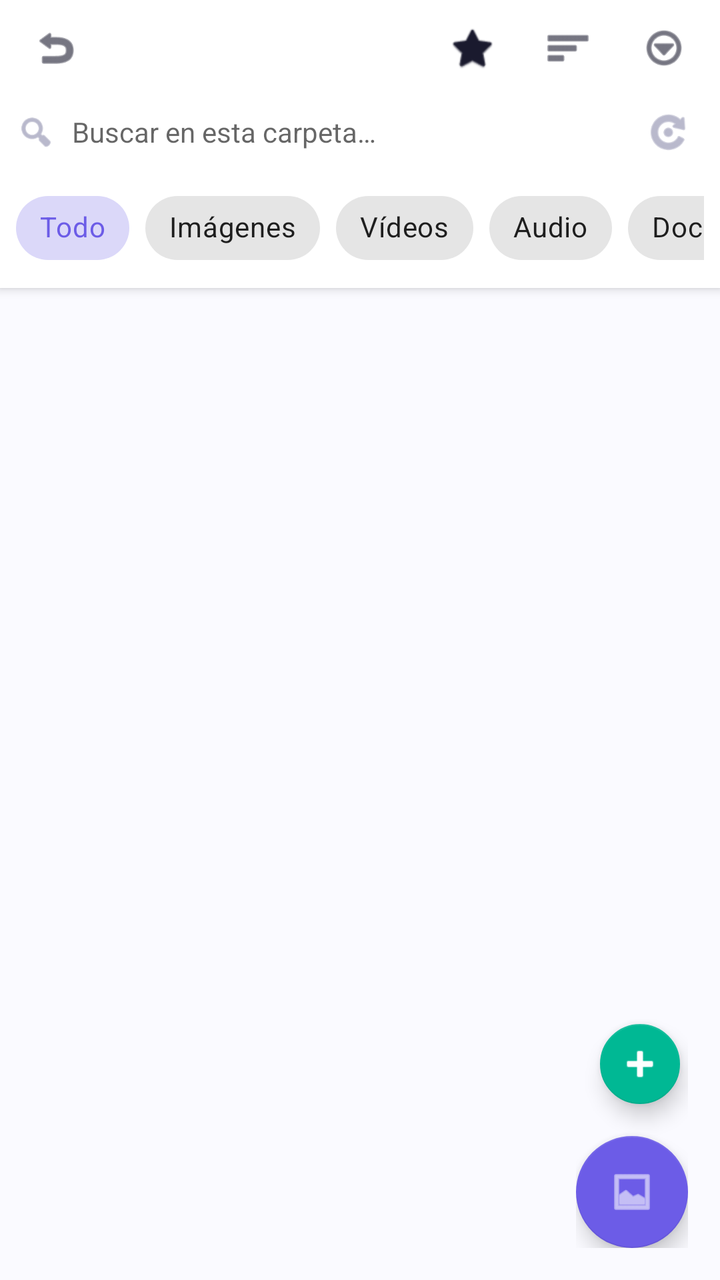
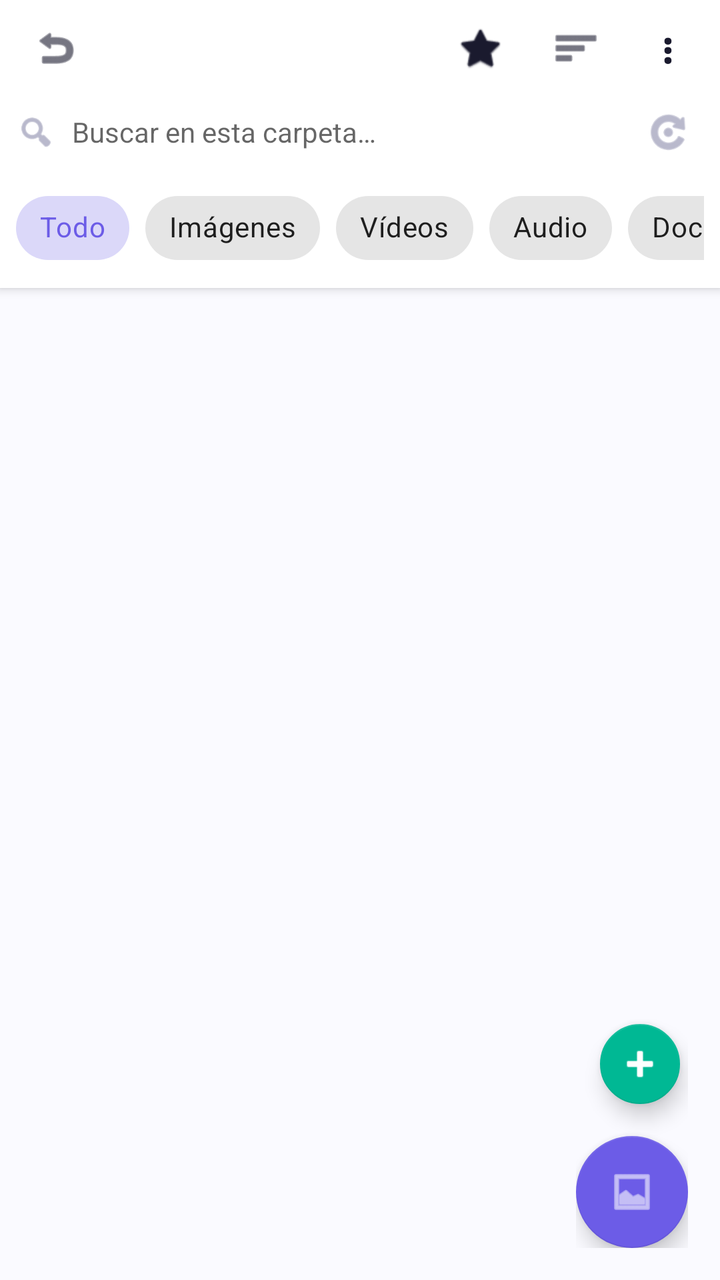

Screens rendered from an Android XML layout before and after an edit, with the pre-edit source and the edit as a unified diff.
<!-- AndroidManifest.xml: application theme Theme.MiApp -->
<!-- res/layout/fragment_gestor.xml -->
<?xml version="1.0" encoding="utf-8"?>
<LinearLayout xmlns:android="http://schemas.android.com/apk/res/android"
    xmlns:app="http://schemas.android.com/apk/res-auto"
    android:layout_width="match_parent"
    android:layout_height="match_parent"
    android:orientation="vertical"
    android:background="@color/fondo">

    <LinearLayout
        android:id="@+id/barraNormal"
        android:layout_width="match_parent"
        android:layout_height="wrap_content"
        android:orientation="vertical"
        android:background="@color/barra_superior"
        android:elevation="3dp">

        <LinearLayout
            android:layout_width="match_parent"
            android:layout_height="wrap_content"
            android:orientation="horizontal"
            android:gravity="center_vertical"
            android:paddingStart="4dp"
            android:paddingEnd="4dp">

            <ImageView
                android:id="@+id/botonSubir"
                style="@style/BotonBarra"
                android:src="@android:drawable/ic_menu_revert"
                android:contentDescription="Subir nivel" />

            <HorizontalScrollView
                android:id="@+id/scrollRuta"
                android:layout_width="0dp"
                android:layout_height="wrap_content"
                android:layout_weight="1"
                android:scrollbars="none">

                <LinearLayout
                    android:id="@+id/contenedorRuta"
                    android:layout_width="wrap_content"
                    android:layout_height="wrap_content"
                    android:orientation="horizontal"
                    android:gravity="center_vertical"
                    android:paddingStart="8dp"
                    android:paddingEnd="8dp" />
            </HorizontalScrollView>

            <ImageView
                android:id="@+id/botonFavoritos"
                style="@style/BotonBarra"
                android:src="@android:drawable/btn_star_big_off"
                android:contentDescription="Favoritos" />

            <ImageView
                android:id="@+id/botonOrdenar"
                style="@style/BotonBarra"
                android:src="@android:drawable/ic_menu_sort_by_size"
                android:contentDescription="Ordenar" />

            <ImageView
                android:id="@+id/botonMas"
                style="@style/BotonBarra"
                android:src="@android:drawable/ic_menu_more"
                android:contentDescription="Más opciones" />
        </LinearLayout>

        <LinearLayout
            android:layout_width="match_parent"
            android:layout_height="wrap_content"
            android:orientation="horizontal"
            android:gravity="center_vertical"
            android:paddingStart="8dp"
            android:paddingEnd="8dp"
            android:paddingBottom="6dp">

            <ImageView
                android:layout_width="20dp"
                android:layout_height="20dp"
                android:src="@android:drawable/ic_menu_search"
                android:tint="@color/texto_secundario"
                android:contentDescription="Buscar" />

            <EditText
                android:id="@+id/entradaBusqueda"
                android:layout_width="0dp"
                android:layout_height="wrap_content"
                android:layout_weight="1"
                android:hint="Buscar en esta carpeta…"
                android:background="@null"
                android:inputType="text"
                android:textSize="14sp"
                android:paddingStart="8dp"
                android:paddingEnd="8dp"
                android:imeOptions="actionSearch"
                android:maxLines="1" />

            <ProgressBar
                android:id="@+id/indicadorBusqueda"
                style="?android:attr/progressBarStyleSmall"
                android:layout_width="20dp"
                android:layout_height="20dp"
                android:visibility="gone" />

            <ImageView
                android:id="@+id/botonBusquedaRecursiva"
                android:layout_width="36dp"
                android:layout_height="36dp"
                android:padding="6dp"
                android:background="?attr/selectableItemBackgroundBorderless"
                android:src="@android:drawable/ic_menu_rotate"
                android:tint="@color/texto_secundario"
                android:contentDescription="Buscar en subcarpetas" />

            <ImageView
                android:id="@+id/botonLimpiarBusqueda"
                android:layout_width="36dp"
                android:layout_height="36dp"
                android:padding="6dp"
                android:background="?attr/selectableItemBackgroundBorderless"
                android:src="@android:drawable/ic_menu_close_clear_cancel"
                android:tint="@color/texto_secundario"
                android:visibility="gone"
                android:contentDescription="Limpiar búsqueda" />
        </LinearLayout>

        <HorizontalScrollView
            android:layout_width="match_parent"
            android:layout_height="wrap_content"
            android:scrollbars="none"
            android:paddingStart="8dp"
            android:paddingEnd="8dp"
            android:paddingBottom="6dp">

            <com.google.android.material.chip.ChipGroup
                android:id="@+id/grupoFiltros"
                android:layout_width="wrap_content"
                android:layout_height="wrap_content"
                app:singleLine="true"
                app:singleSelection="true"
                app:selectionRequired="true">

                <com.google.android.material.chip.Chip
                    android:id="@+id/chipTodos"
                    style="@style/Widget.MaterialComponents.Chip.Choice"
                    android:layout_width="wrap_content"
                    android:layout_height="wrap_content"
                    android:text="Todo"
                    android:checked="true" />

                <com.google.android.material.chip.Chip
                    android:id="@+id/chipImagenes"
                    style="@style/Widget.MaterialComponents.Chip.Choice"
                    android:layout_width="wrap_content"
                    android:layout_height="wrap_content"
                    android:text="Imágenes" />

                <com.google.android.material.chip.Chip
                    android:id="@+id/chipVideos"
                    style="@style/Widget.MaterialComponents.Chip.Choice"
                    android:layout_width="wrap_content"
                    android:layout_height="wrap_content"
                    android:text="Vídeos" />

                <com.google.android.material.chip.Chip
                    android:id="@+id/chipAudio"
                    style="@style/Widget.MaterialComponents.Chip.Choice"
                    android:layout_width="wrap_content"
                    android:layout_height="wrap_content"
                    android:text="Audio" />

                <com.google.android.material.chip.Chip
                    android:id="@+id/chipDocumentos"
                    style="@style/Widget.MaterialComponents.Chip.Choice"
                    android:layout_width="wrap_content"
                    android:layout_height="wrap_content"
                    android:text="Documentos" />

                <com.google.android.material.chip.Chip
                    android:id="@+id/chipComprimidos"
                    style="@style/Widget.MaterialComponents.Chip.Choice"
                    android:layout_width="wrap_content"
                    android:layout_height="wrap_content"
                    android:text="Comprimidos" />
            </com.google.android.material.chip.ChipGroup>
        </HorizontalScrollView>
    </LinearLayout>

    <LinearLayout
        android:id="@+id/barraSeleccion"
        android:layout_width="match_parent"
        android:layout_height="wrap_content"
        android:orientation="horizontal"
        android:gravity="center_vertical"
        android:background="@color/barra_contextual"
        android:paddingStart="4dp"
        android:paddingEnd="4dp"
        android:visibility="gone"
        android:elevation="4dp">

        <ImageView
            android:id="@+id/botonCerrarSeleccion"
            style="@style/BotonBarra"
            android:src="@android:drawable/ic_menu_close_clear_cancel"
            android:tint="@android:color/white"
            android:contentDescription="Cancelar selección" />

        <TextView
            android:id="@+id/textoSeleccionados"
            android:layout_width="0dp"
            android:layout_height="wrap_content"
            android:layout_weight="1"
            android:textColor="@android:color/white"
            android:textSize="14sp"
            android:textStyle="bold"
            android:paddingStart="8dp" />

        <ImageView
            android:id="@+id/botonSelMover"
            style="@style/BotonBarra"
            android:src="@android:drawable/ic_menu_send"
            android:tint="@android:color/white"
            android:contentDescription="Mover" />

        <ImageView
            android:id="@+id/botonSelCopiar"
            style="@style/BotonBarra"
            android:src="@android:drawable/ic_menu_save"
            android:tint="@android:color/white"
            android:contentDescription="Copiar" />

        <ImageView
            android:id="@+id/botonSelCompartir"
            style="@style/BotonBarra"
            android:src="@android:drawable/ic_menu_share"
            android:tint="@android:color/white"
            android:contentDescription="Compartir" />

        <ImageView
            android:id="@+id/botonSelBorrar"
            style="@style/BotonBarra"
            android:src="@android:drawable/ic_menu_delete"
            android:tint="@android:color/white"
            android:contentDescription="Borrar" />

        <ImageView
            android:id="@+id/botonSelMas"
            style="@style/BotonBarra"
            android:src="@android:drawable/ic_menu_more"
            android:tint="@android:color/white"
            android:contentDescription="Más acciones" />
    </LinearLayout>

    <FrameLayout
        android:layout_width="match_parent"
        android:layout_height="0dp"
        android:layout_weight="1">

        <androidx.recyclerview.widget.RecyclerView
            android:id="@+id/listaArchivos"
            android:layout_width="match_parent"
            android:layout_height="match_parent"
            android:clipToPadding="false"
            android:paddingTop="6dp"
            android:paddingBottom="180dp"
            android:scrollbars="vertical" />

        <LinearLayout
            android:id="@+id/estadoVacio"
            android:layout_width="match_parent"
            android:layout_height="match_parent"
            android:orientation="vertical"
            android:gravity="center"
            android:visibility="gone"
            android:padding="32dp">

            <TextView
                android:id="@+id/iconoVacio"
                android:layout_width="wrap_content"
                android:layout_height="wrap_content"
                android:text="📂"
                android:textSize="64sp" />

            <TextView
                android:id="@+id/textoVacio"
                android:layout_width="wrap_content"
                android:layout_height="wrap_content"
                android:text="@string/elige_carpeta"
                android:textSize="15sp"
                android:textColor="@color/texto_secundario"
                android:gravity="center"
                android:layout_marginTop="12dp" />
        </LinearLayout>

<LinearLayout
    android:layout_width="wrap_content"
    android:layout_height="wrap_content"
    android:layout_gravity="bottom|end"
    android:layout_margin="16dp"
    android:orientation="vertical"
    android:gravity="end">

    <com.google.android.material.floatingactionbutton.FloatingActionButton
        android:id="@+id/fabPegar"
        android:layout_width="wrap_content"
        android:layout_height="wrap_content"
        android:layout_marginBottom="12dp"
        android:src="@android:drawable/ic_menu_add"
        android:contentDescription="Pegar aquí"
        app:backgroundTint="#F39C12"
        app:tint="@android:color/white"
        app:fabSize="mini"
        android:visibility="gone" />

    <com.google.android.material.floatingactionbutton.FloatingActionButton
        android:id="@+id/fabCrear"
        android:layout_width="wrap_content"
        android:layout_height="wrap_content"
        android:layout_marginBottom="12dp"
        android:src="@android:drawable/ic_input_add"
        android:contentDescription="Crear"
        app:backgroundTint="@color/acento"
        app:tint="@android:color/white"
        app:fabSize="mini" />

    <com.google.android.material.floatingactionbutton.FloatingActionButton
        android:id="@+id/fabCarpeta"
        android:layout_width="wrap_content"
        android:layout_height="wrap_content"
        android:src="@android:drawable/ic_menu_gallery"
        android:contentDescription="Almacenamientos"
        app:backgroundTint="@color/primario"
        app:tint="@android:color/white" />
</LinearLayout>
    </FrameLayout>
</LinearLayout>
<!-- resources referenced by this layout -->
<resources>
  <color name="acento">#00B894</color>
  <color name="barra_contextual">#6C5CE7</color>
  <color name="barra_superior">#FFFFFF</color>
  <color name="fondo">#FAFAFF</color>
  <color name="primario">#6C5CE7</color>
  <color name="texto_secundario">#8A8AAA</color>
  <string name="elige_carpeta">Toca el botón de almacenamiento para empezar</string>
  <style name="BotonBarra">
          <item name="android:background">?attr/selectableItemBackgroundBorderless</item>
          <item name="android:layout_width">48dp</item>
          <item name="android:layout_height">48dp</item>
          <item name="android:padding">12dp</item>
          <item name="android:scaleType">centerInside</item>
          <item name="android:tint">@color/texto</item>
      </style>
  <style name="Theme.MiApp" parent="Theme.MaterialComponents.DayNight.NoActionBar">
          <item name="colorPrimary">@color/primario</item>
          <item name="colorPrimaryDark">@color/primario_oscuro</item>
          <item name="colorAccent">@color/acento</item>
      </style>
  <color name="texto">#1A1A2E</color>
  <color name="primario_oscuro">#483BB5</color>
</resources>

<!-- the commit's change to res/layout/fragment_gestor.xml (unified diff, before → after) -->
@@ -57,10 +57,11 @@
                 android:src="@android:drawable/ic_menu_sort_by_size"
                 android:contentDescription="Ordenar" />
 
-            <ImageView
+            <TextView
                 android:id="@+id/botonMas"
-                style="@style/BotonBarra"
-                android:src="@android:drawable/ic_menu_more"
+                style="@style/BotonBarraTexto"
+                android:text="⋮"
+                android:textStyle="bold"
                 android:contentDescription="Más opciones" />
         </LinearLayout>
 
@@ -242,11 +243,12 @@
             android:tint="@android:color/white"
             android:contentDescription="Borrar" />
 
-        <ImageView
+        <TextView
             android:id="@+id/botonSelMas"
-            style="@style/BotonBarra"
-            android:src="@android:drawable/ic_menu_more"
-            android:tint="@android:color/white"
+            style="@style/BotonBarraTexto"
+            android:text="⋮"
+            android:textStyle="bold"
+            android:textColor="@android:color/white"
             android:contentDescription="Más acciones" />
     </LinearLayout>
 
<!-- resource entries referenced after the edit -->
@@ -15,6 +15,16 @@
           <item name="android:scaleType">centerInside</item>
           <item name="android:tint">@color/texto</item>
       </style>
+  <style name="BotonBarraTexto">
+          <item name="android:background">?attr/selectableItemBackgroundBorderless</item>
+          <item name="android:layout_width">44dp</item>
+          <item name="android:layout_height">48dp</item>
+          <item name="android:gravity">center</item>
+          <item name="android:textSize">20sp</item>
+          <item name="android:textColor">@color/texto</item>
+          <item name="android:clickable">true</item>
+          <item name="android:focusable">true</item>
+      </style>
   <style name="Theme.MiApp" parent="Theme.MaterialComponents.DayNight.NoActionBar">
           <item name="colorPrimary">@color/primario</item>
           <item name="colorPrimaryDark">@color/primario_oscuro</item>
